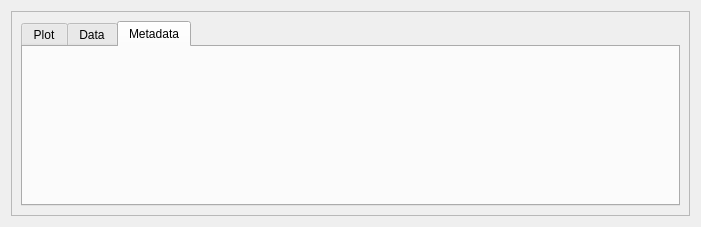
Above: gemviz23/demo/resources/vizpanel.ui from BCDA-APS/gemviz before the change. Below: the same form after it.
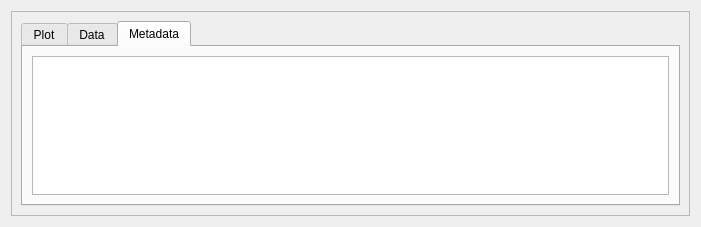
That is the form after the change.

Commit message: show the metadata in the viz panel

```diff
--- a/gemviz23/demo/resources/vizpanel.ui
+++ b/gemviz23/demo/resources/vizpanel.ui
@@ -57,6 +57,11 @@
           <attribute name="title">
            <string>Metadata</string>
           </attribute>
+          <layout class="QVBoxLayout" name="verticalLayout_3">
+           <item>
+            <widget class="QTextBrowser" name="metadata"/>
+           </item>
+          </layout>
          </widget>
         </widget>
        </item>
```
The commit also changes 2 other files.
